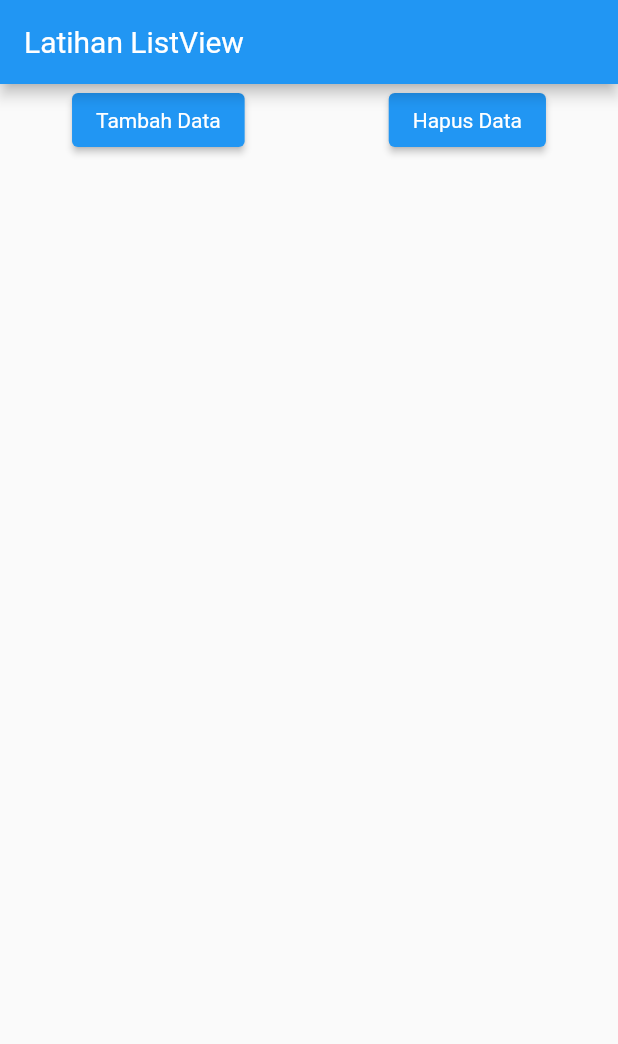
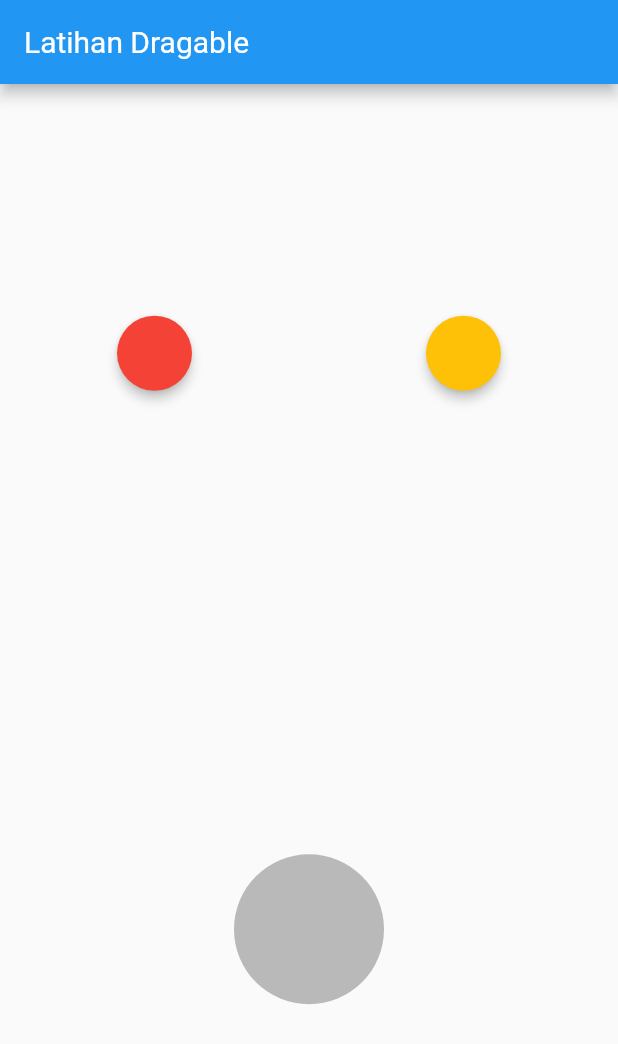
Before and after one commit to ReinerJasin/ProjectFlutter1, a Flutter app: the screen it shows after launch, on a phone screen of 412 x 824 dp. Shown: the top 1044 px of the screen. Run offline on Flutter 3.47's test engine with Material 2 defaults, Android fonts, the phone set to English and light mode, and no system bars.

Commit message:
Flutter 16 - 00:00

```diff
--- a/lib/main.dart
+++ b/lib/main.dart
@@ -1,5 +1,5 @@
 import 'package:flutter/material.dart';
-import 'package:flutter_app/main7.dart';
+import 'package:flutter_app/main13.dart';
 // import 'package:flutter_app/home.dart';
 
 void main() {
@@ -41,8 +41,8 @@ class MyApp extends StatelessWidget {
   Widget build(BuildContext context) {
     return MaterialApp(
 
-      //untuk play main7
-      home: Main7(),
+      //untuk play main
+      home: Main13(),
     );
   }
 }
--- /dev/null
+++ b/lib/main13.dart
@@ -0,0 +1,119 @@
+import 'package:flutter/material.dart';
+
+class Main13 extends StatefulWidget {
+  @override
+  _Main13State createState() => _Main13State();
+}
+
+class _Main13State extends State<Main13> {
+  Color color1 = Colors.red;
+  Color color2 = Colors.amber;
+  Color targetColor;
+  bool isAccepted = false;
+
+  @override
+  Widget build(BuildContext context) {
+    return MaterialApp(
+      home: Scaffold(
+        appBar: AppBar(
+          title: Text("Latihan Dragable"),
+        ),
+        body: Column(
+          mainAxisAlignment: MainAxisAlignment.spaceAround,
+          children: [
+            Row(
+              mainAxisAlignment: MainAxisAlignment.spaceAround,
+              children: [
+                Draggable<Color>(
+                  data: color1,
+                  child: SizedBox(
+                    width: 50,
+                    height: 50,
+                    child: Material(
+                      color: color1,
+                      shape: StadiumBorder(),
+                      elevation: 3,
+                    ),
+                  ),
+                  childWhenDragging: SizedBox(
+                    width: 50,
+                    height: 50,
+                    child: Material(
+                      color: Colors.grey,
+                      shape: StadiumBorder(),
+                      elevation: 0,
+                    ),
+                  ),
+                  feedback: SizedBox(
+                    width: 50,
+                    height: 50,
+                    child: Material(
+                      color: color1.withOpacity(0.7),
+                      shape: StadiumBorder(),
+                      elevation: 3,
+                    ),
+                  ),
+                ),Draggable<Color>(
+                  data: color2,
+                  child: SizedBox(
+                    width: 50,
+                    height: 50,
+                    child: Material(
+                      color: color2,
+                      shape: StadiumBorder(),
+                      elevation: 3,
+                    ),
+                  ),
+                  childWhenDragging: SizedBox(
+                    width: 50,
+                    height: 50,
+                    child: Material(
+                      color: Colors.grey,
+                      shape: StadiumBorder(),
+                      elevation: 0,
+                    ),
+                  ),
+                  feedback: SizedBox(
+                    width: 50,
+                    height: 50,
+                    child: Material(
+                      color: color2.withOpacity(0.7),
+                      shape: StadiumBorder(),
+                      elevation: 3,
+                    ),
+                  ),
+                )
+              ],
+            ),
+            DragTarget<Color>(
+              onWillAccept: (value) => true,
+              onAccept: (value) {
+                isAccepted = true;
+                targetColor = value;
+              },
+              builder: (context, candidates, rejected) {
+                return (isAccepted)
+                    ? SizedBox(
+                        width: 100,
+                        height: 100,
+                        child: Material(
+                          color: targetColor,
+                          shape: StadiumBorder(),
+                        ),
+                      )
+                    : SizedBox(
+                        width: 100,
+                        height: 100,
+                        child: Material(
+                          color: Colors.black26,
+                          shape: StadiumBorder(),
+                        ),
+                      );
+              },
+            )
+          ],
+        ),
+      ),
+    );
+  }
+}
--- /dev/null
+++ b/lib/main8.dart
@@ -0,0 +1,36 @@
+import 'package:flutter/material.dart';
+import 'dart:math';
+
+class Main8 extends StatefulWidget {
+  @override
+  _Main8State createState() => _Main8State();
+}
+
+class _Main8State extends State<Main8> {
+  Random random = Random();
+
+  @override
+  Widget build(BuildContext context) {
+    return MaterialApp(
+      home: Scaffold(
+        appBar: AppBar(
+          title: Text("Latihan Animated Container"),
+        ),
+        body: Center(
+          child: GestureDetector(
+            onTap: () {
+              setState(() {});
+            },
+            child: AnimatedContainer(
+              color: Color.fromARGB(255, random.nextInt(256),
+                  random.nextInt(256), random.nextInt(256)),
+              duration: Duration(seconds: 1),
+              width: 50.0 + random.nextInt(101),
+              height: 50.0 + random.nextInt(101),
+            ),
+          ),
+        ),
+      ),
+    );
+  }
+}
--- a/pubspec.yaml
+++ b/pubspec.yaml
@@ -45,8 +45,8 @@ flutter:
   uses-material-design: true
 
   # To add assets to your application, add an assets section, like this:
-  # assets:
-  #   - images/a_dot_burr.jpeg
+  assets:
+    - images/simpson.jpg
   #   - images/a_dot_ham.jpeg
 
   # An image asset can refer to one or more resolution-specific "variants", see
```
Also changed, not shown: lib/main10.dart (added, +120 -0 lines), lib/main11.dart (added, +32 -0 lines), lib/main12.dart (added, +48 -0 lines), lib/main9.dart (added, +55 -0 lines), images/simpson.jpg (added).
